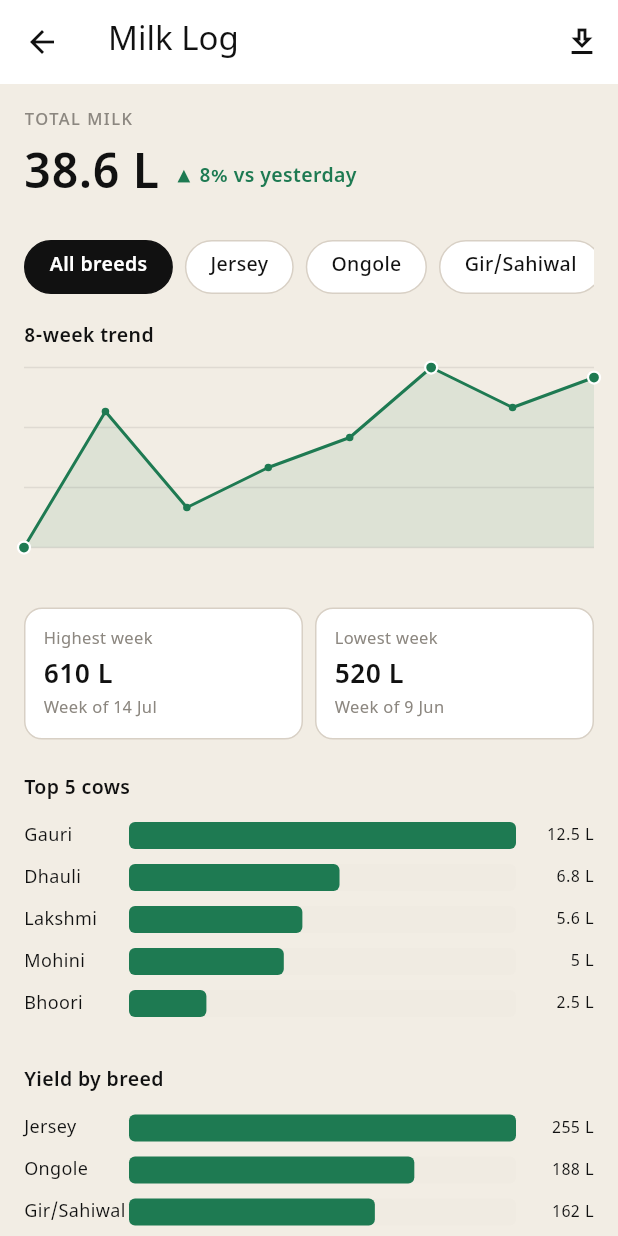
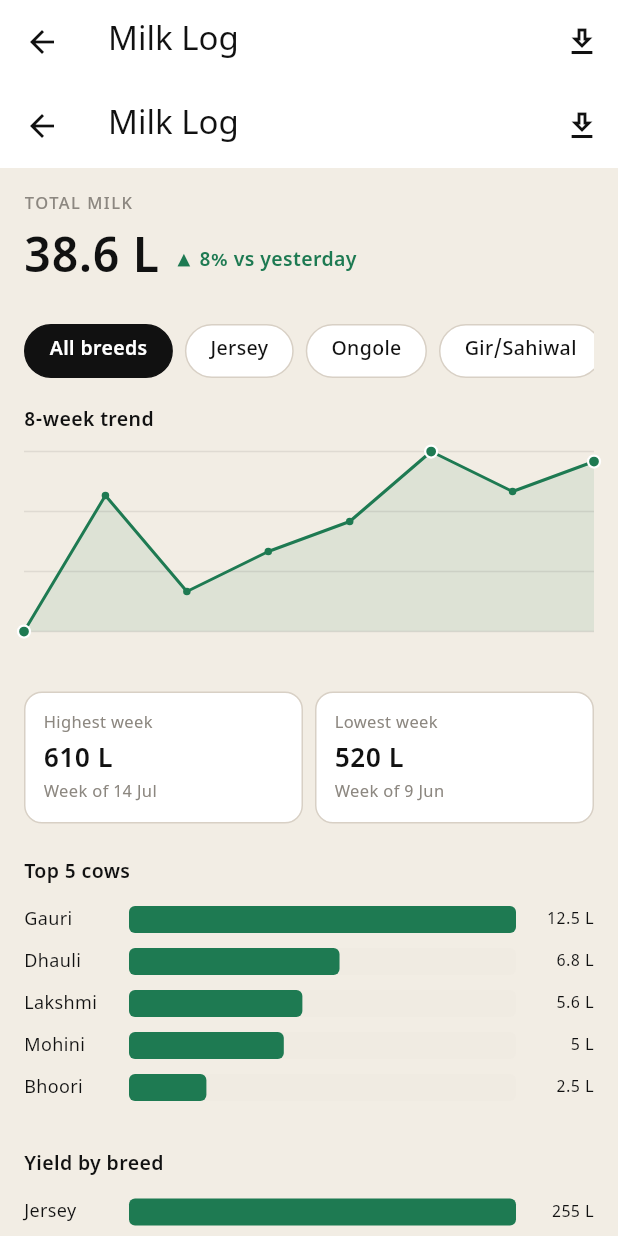
Before and after one commit to vaseey21/Vanix, a Flutter app: the MilkSummaryScreen screen opened directly with empty values, on a phone screen of 412 x 824 dp. Run offline on Flutter 3.47's test engine with Material 3 defaults, Android fonts, the phone set to English and light mode, and no system bars.

Commit message:
auto: save changes

```diff
--- a/flutter_app/lib/screens/milk_summary_screen.dart
+++ b/flutter_app/lib/screens/milk_summary_screen.dart
@@ -6,15 +6,33 @@ import '../theme/vanix_theme.dart';
 /// vanix_screens.html: breed filter, 8-week trend chart, hi/lo tiles,
 /// top-5 cows, yield-by-breed bars. Single measure = single hue
 /// (greenInk light / greenDeep dark), per the design rule — no legend.
-class MilkSummaryScreen extends StatefulWidget {
+class MilkSummaryScreen extends StatelessWidget {
   final AppState appState;
   const MilkSummaryScreen({super.key, required this.appState});
 
   @override
-  State<MilkSummaryScreen> createState() => _MilkSummaryScreenState();
+  Widget build(BuildContext context) {
+    return Scaffold(
+      appBar: AppBar(title: const Text('Milk Log'), actions: [IconButton(onPressed: () {}, icon: const Icon(Icons.download_outlined))]),
+      body: MilkSummaryContent(appState: appState, padding: const EdgeInsets.fromLTRB(16, 16, 16, 32), showTotalHeader: true),
+    );
+  }
 }
 
-class _MilkSummaryScreenState extends State<MilkSummaryScreen> {
+/// Reusable analytics body — breed filter, 8-week trend chart, hi/lo tiles,
+/// top-5 cows, yield-by-breed bars. Used both as a standalone route
+/// (MilkSummaryScreen) and expanded in place inside the Milk Log page.
+class MilkSummaryContent extends StatefulWidget {
+  final AppState appState;
+  final EdgeInsets padding;
+  final bool showTotalHeader;
+  const MilkSummaryContent({super.key, required this.appState, this.padding = EdgeInsets.zero, this.showTotalHeader = false});
+
+  @override
+  State<MilkSummaryContent> createState() => _MilkSummaryContentState();
+}
+
+class _MilkSummaryContentState extends State<MilkSummaryContent> {
   static const _weeks = ['9 Jun', '16 Jun', '23 Jun', '30 Jun', '7 Jul', '14 Jul', '21 Jul', '28 Jul'];
   static const _allTrend = [520.0, 588.0, 540.0, 560.0, 575.0, 610.0, 590.0, 605.0];
 
```
